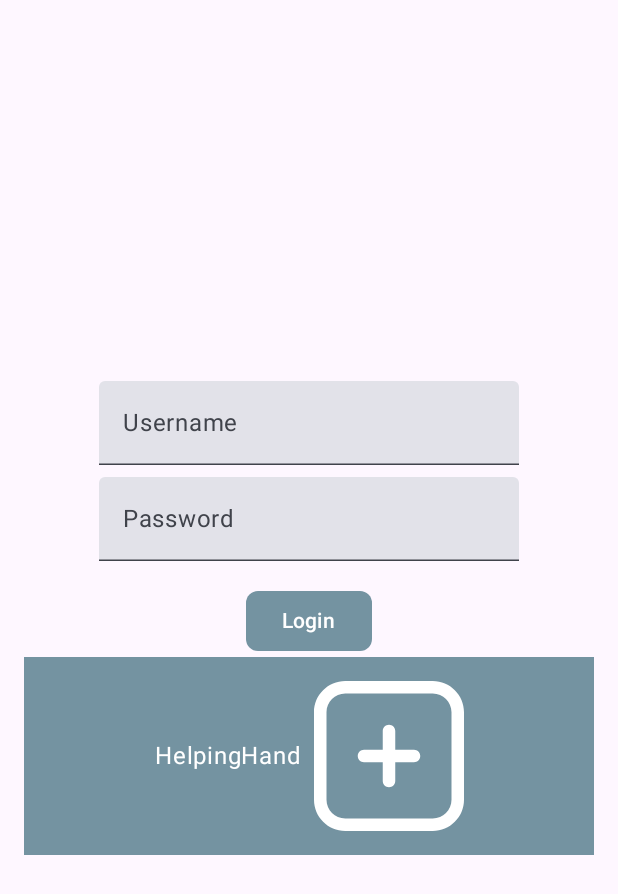
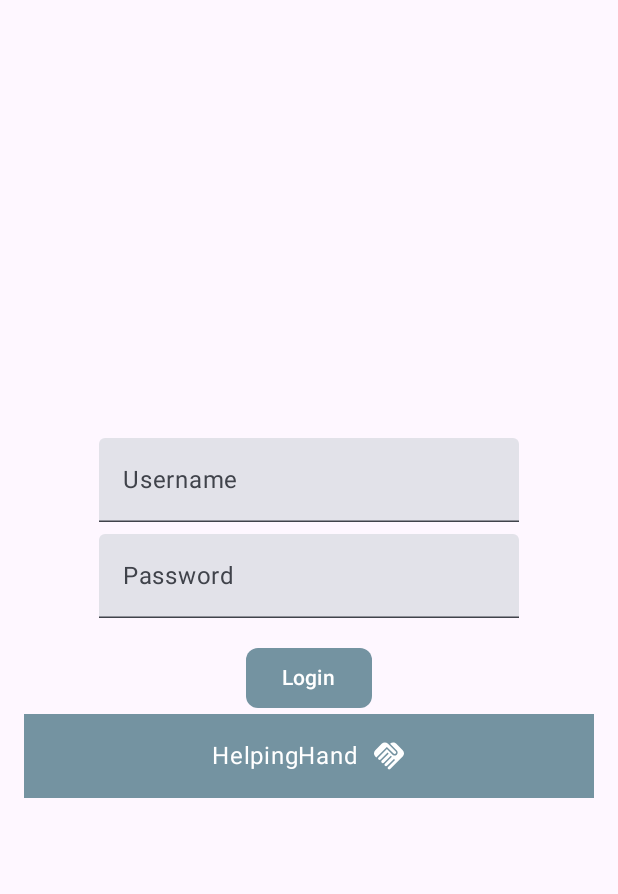
Before and after one commit to matheushsaba/FacilitaTech_IHC, an Android app built with Jetpack Compose: the screen it shows after launch (MainActivity), on a phone screen of 412 x 824 dp. Shown: the top 894 px of the screen. Run offline under Robolectric (Android 15) with nearby library versions, the phone set to English and light mode, and no system bars.

Commit message:
update icon handshake

```diff
--- a/app/build.gradle.kts
+++ b/app/build.gradle.kts
@@ -60,4 +60,5 @@ dependencies {
     testImplementation("junit:junit:4.13.2")
     androidTestImplementation("androidx.test.ext:junit:1.1.5")
     androidTestImplementation("androidx.test.espresso:espresso-core:3.5.1")
+    debugImplementation("androidx.compose.ui:ui-tooling:1.5.4")
 }
--- a/app/src/main/AndroidManifest.xml
+++ b/app/src/main/AndroidManifest.xml
@@ -8,7 +8,7 @@
         android:fullBackupContent="@xml/backup_rules"
         android:icon="@mipmap/ic_launcher"
         android:label="@string/app_name"
-        android:roundIcon="@mipmap/ic_launcher_round"
+        android:roundIcon="@drawable/ic_launcher_foreground"
         android:supportsRtl="true"
         android:theme="@style/Theme.FacilitaTech"
         tools:targetApi="31">
--- a/app/src/main/java/com/example/facilitatech/MainActivity.kt
+++ b/app/src/main/java/com/example/facilitatech/MainActivity.kt
@@ -90,7 +90,7 @@ fun LoginScreen(onLoginSuccess: () -> Unit) {
         }
         BottomRibbon(
             text = "HelpingHand",
-            iconId = R.drawable.sum_icon, // Replace with your actual icon resource ID
+            iconId = R.drawable.baseline_handshake_24, // Replace with your actual icon resource ID
         )
 
     }
--- /dev/null
+++ b/app/src/main/res/drawable/baseline_handshake_24.xml
@@ -0,0 +1,5 @@
+<vector android:alpha="0.24" android:height="24dp"
+    android:tint="#000000" android:viewportHeight="24"
+    android:viewportWidth="24" android:width="24dp" xmlns:android="http://schemas.android.com/apk/res/android">
+    <path android:fillColor="@android:color/white" android:pathData="M16.48,10.41c-0.39,0.39 -1.04,0.39 -1.43,0l-4.47,-4.46l-7.05,7.04l-0.66,-0.63c-1.17,-1.17 -1.17,-3.07 0,-4.24l4.24,-4.24c1.17,-1.17 3.07,-1.17 4.24,0L16.48,9C16.87,9.39 16.87,10.02 16.48,10.41zM17.18,8.29c0.78,0.78 0.78,2.05 0,2.83c-1.27,1.27 -2.61,0.22 -2.83,0l-3.76,-3.76l-5.57,5.57c-0.39,0.39 -0.39,1.02 0,1.41c0.39,0.39 1.02,0.39 1.42,0l4.62,-4.62l0.71,0.71l-4.62,4.62c-0.39,0.39 -0.39,1.02 0,1.41c0.39,0.39 1.02,0.39 1.42,0l4.62,-4.62l0.71,0.71l-4.62,4.62c-0.39,0.39 -0.39,1.02 0,1.41c0.39,0.39 1.02,0.39 1.41,0l4.62,-4.62l0.71,0.71l-4.62,4.62c-0.39,0.39 -0.39,1.02 0,1.41c0.39,0.39 1.02,0.39 1.41,0l8.32,-8.34c1.17,-1.17 1.17,-3.07 0,-4.24l-4.24,-4.24c-1.15,-1.15 -3.01,-1.17 -4.18,-0.06L17.18,8.29z"/>
+</vector>
--- a/build.gradle.kts
+++ b/build.gradle.kts
@@ -1,5 +1,5 @@
 // Top-level build file where you can add configuration options common to all sub-projects/modules.
 plugins {
-    id("com.android.application") version "8.1.3" apply false
+    id("com.android.application") version "8.2.0" apply false
     id("org.jetbrains.kotlin.android") version "1.9.0" apply false
 }
```
Also changed, not shown: app/src/main/java/com/example/facilitatech/BottomRibbon.kt (+13 -0 lines), gradle/wrapper/gradle-wrapper.properties.
